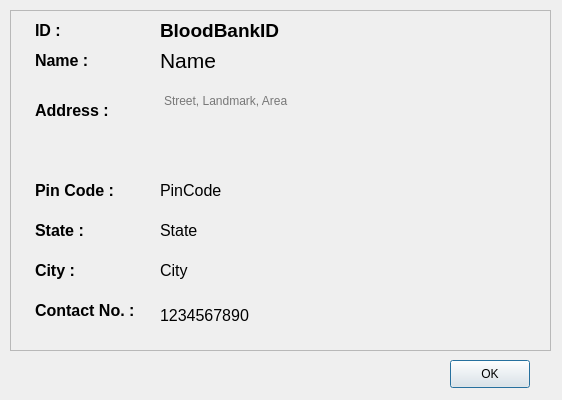
Above: Layouts/Dialogs/superadmin/Blood Banks/bloodBankProfile.ui from bits-magnet/MDTouchs before the change. Below: the same form after it.
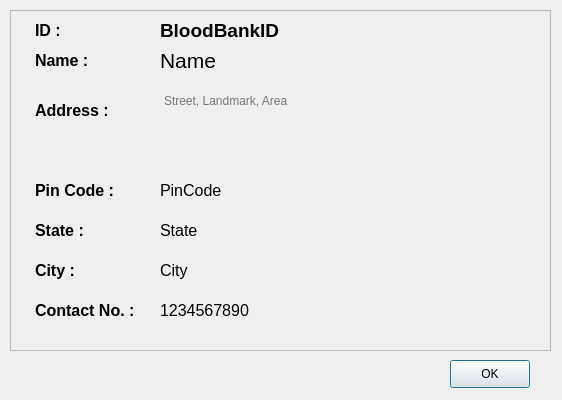
That is the form after the change.

The edit to the form file:
```diff
--- a/Layouts/Dialogs/superadmin/Blood Banks/bloodBankProfile.ui
+++ b/Layouts/Dialogs/superadmin/Blood Banks/bloodBankProfile.ui
@@ -180,7 +180,7 @@
       <x>150</x>
       <y>290</y>
       <width>181</width>
-      <height>31</height>
+      <height>21</height>
      </rect>
     </property>
     <property name="styleSheet">
```
